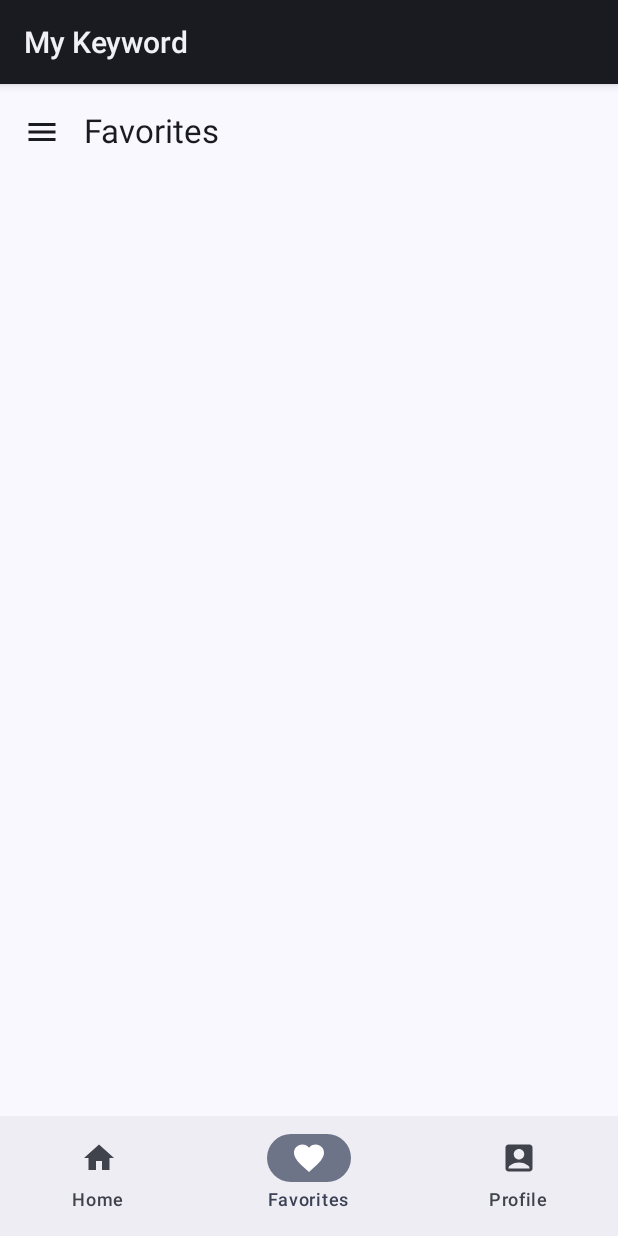
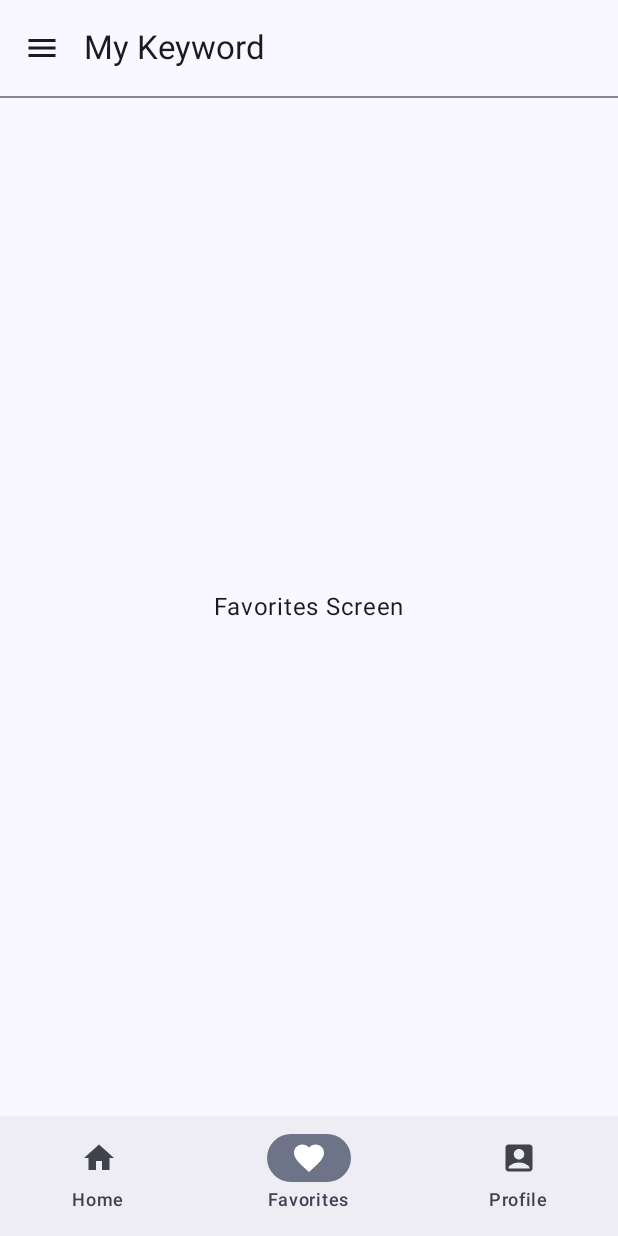
Before and after one commit to esummer9/mykeyword, an Android app built with Jetpack Compose: the screen it shows after launch (MainActivity), item 2 of the bottom bar chosen, on a phone screen of 412 x 824 dp. Run offline under Robolectric (Android 15) with nearby library versions, the phone set to English and light mode, and no system bars; our stand-ins replace navigation suite.

Commit message:
feature : 화면구성 중

```diff
--- a/app/src/main/java/com/ediapp/mykeyword/HelpActivity.kt
+++ b/app/src/main/java/com/ediapp/mykeyword/HelpActivity.kt
@@ -17,8 +17,8 @@ import androidx.compose.ui.Modifier
 import androidx.compose.ui.platform.LocalContext
 import com.ediapp.mykeyword.ui.theme.MyKeywordTheme
 
+@OptIn(ExperimentalMaterial3Api::class)
 class HelpActivity : ComponentActivity() {
-    @OptIn(ExperimentalMaterial3Api::class)
     override fun onCreate(savedInstanceState: Bundle?) {
         super.onCreate(savedInstanceState)
         setContent {
@@ -27,7 +27,7 @@ class HelpActivity : ComponentActivity() {
                 Scaffold(
                     topBar = {
                         TopAppBar(
-                            title = { Text("도움말") },
+                            title = { Text("Help") },
                             navigationIcon = {
                                 IconButton(onClick = { (context as? Activity)?.finish() }) {
                                     Icon(Icons.AutoMirrored.Filled.ArrowBack, contentDescription = "Back")
@@ -37,7 +37,7 @@ class HelpActivity : ComponentActivity() {
                     }
                 ) { innerPadding ->
                     Text(
-                        text = "도움말 화면",
+                        text = "Help 화면",
                         modifier = Modifier.padding(innerPadding)
                     )
                 }
--- a/app/src/main/java/com/ediapp/mykeyword/MainActivity.kt
+++ b/app/src/main/java/com/ediapp/mykeyword/MainActivity.kt
@@ -5,15 +5,22 @@ import android.os.Bundle
 import androidx.activity.ComponentActivity
 import androidx.activity.compose.setContent
 import androidx.activity.enableEdgeToEdge
+import androidx.compose.foundation.layout.Box
+import androidx.compose.foundation.layout.Column
+import androidx.compose.foundation.layout.WindowInsets
 import androidx.compose.foundation.layout.fillMaxSize
 import androidx.compose.foundation.layout.padding
 import androidx.compose.foundation.layout.size
+import androidx.compose.foundation.layout.systemBars
 import androidx.compose.material.icons.Icons
 import androidx.compose.material.icons.filled.AccountBox
 import androidx.compose.material.icons.filled.Favorite
 import androidx.compose.material.icons.filled.Home
 import androidx.compose.material.icons.filled.Menu
+import androidx.compose.material3.Divider
 import androidx.compose.material3.DrawerValue
+import androidx.compose.material3.DropdownMenu
+import androidx.compose.material3.DropdownMenuItem
 import androidx.compose.material3.ExperimentalMaterial3Api
 import androidx.compose.material3.Icon
 import androidx.compose.material3.IconButton
@@ -28,21 +35,22 @@ import androidx.compose.material3.rememberDrawerState
 import androidx.compose.runtime.Composable
 import androidx.compose.runtime.getValue
 import androidx.compose.runtime.mutableStateOf
+import androidx.compose.runtime.remember
 import androidx.compose.runtime.rememberCoroutineScope
 import androidx.compose.runtime.saveable.rememberSaveable
 import androidx.compose.runtime.setValue
 import androidx.compose.ui.Modifier
+import androidx.compose.ui.graphics.Color
 import androidx.compose.ui.graphics.vector.ImageVector
 import androidx.compose.ui.platform.LocalContext
 import androidx.compose.ui.res.painterResource
-import androidx.compose.ui.tooling.preview.Preview
 import androidx.compose.ui.tooling.preview.PreviewScreenSizes
-import com.ediapp.mykeyword.ui.theme.MyKeywordTheme
-import kotlinx.coroutines.launch
 import androidx.compose.ui.unit.dp
 import com.ediapp.mykeyword.ui.favorites.FavoritesScreen
 import com.ediapp.mykeyword.ui.home.HomeScreen
 import com.ediapp.mykeyword.ui.profile.ProfileScreen
+import com.ediapp.mykeyword.ui.theme.MyKeywordTheme
+import kotlinx.coroutines.launch
 
 class MainActivity : ComponentActivity() {
     override fun onCreate(savedInstanceState: Bundle?) {
@@ -65,39 +73,11 @@ fun MyKeywordApp() {
     val scope = rememberCoroutineScope()
     val context = LocalContext.current
 
+    var menuExpanded by remember { mutableStateOf(false) }
+
     ModalNavigationDrawer(
         drawerContent = {
-            ModalDrawerSheet {
-                NavigationDrawerItem(
-                    label = { Text("About") },
-                    selected = false,
-                    onClick = { context.startActivity(Intent(context, AboutActivity::class.java)) },
-                    icon = {Icon(
-                        painter = painterResource(R.drawable.about)
-                        , contentDescription = "About"
-                        , modifier = Modifier.size(24.dp))}
-                )
-                NavigationDrawerItem(
-                    label = { Text("도움말") },
-                    selected = false,
-                    onClick = { context.startActivity(Intent(context, HelpActivity::class.java)) },
-                    icon = { Icon(
-                        painter = painterResource(R.drawable.guidebook)
-                        , contentDescription = "도움말"
-                        , modifier = Modifier.size(24.dp))
-                   }
-                )
-                NavigationDrawerItem(
-                    label = { Text("오픈소스") },
-                    selected = false,
-                    onClick = { context.startActivity(Intent(context, OpenSourceActivity::class.java)) },
-                    icon = {Icon(
-                        painter = painterResource(R.drawable.open_source)
-                        , contentDescription = "오픈소스"
-                        , modifier = Modifier.size(24.dp))
-                    }
-                )
-            }
+
         },
         drawerState = drawerState
     ) {
@@ -121,18 +101,54 @@ fun MyKeywordApp() {
             Scaffold(
                 modifier = Modifier.fillMaxSize(),
                 topBar = {
+                    Column {
                         TopAppBar(
-                        title = { Text(text = currentDestination.label) },
+                            title = { Text(text = "My Keyword") },
                             navigationIcon = {
-                            IconButton(onClick = { scope.launch { drawerState.open() } }) {
+                                Box {
+                                    IconButton(onClick = { menuExpanded = true }) {
                                         Icon(Icons.Default.Menu, contentDescription = "Menu")
+                                    }
+                                    DropdownMenu(
+                                        expanded = menuExpanded,
+                                        onDismissRequest = { menuExpanded = false }
+                                    ) {
+                                        DropdownMenuItem(
+                                            text = { Text("어바웃") },
+                                            onClick = {
+                                                context.startActivity(Intent(context, AboutActivity::class.java))
+                                                menuExpanded = false
+                                            }
+                                        )
+
+                                        DropdownMenuItem(
+                                            text = { Text("도움말") },
+                                            onClick = {
+                                                context.startActivity(Intent(context, HelpActivity::class.java))
+                                                menuExpanded = false
+                                            }
+                                        )
+
+                                        DropdownMenuItem(
+                                            text = { Text("오픈소스") },
+                                            onClick = {
+                                                context.startActivity(Intent(context,
+                                                    OpenSourceActivity::class.java))
+                                                menuExpanded = false
+                                            }
+                                        )
+
+
+
+                                    }
                                 }
                             }
                         )
+                        Divider(color = Color.Gray, thickness = 1.dp)
                     }
-            ) { innerPadding ->
-                // TODO: Replace with a when statement to show the correct screen
-                // based on the currentDestination
+                }
+            ) { scaffoldPadding ->
+                Box(modifier = Modifier.padding(scaffoldPadding)) {
                     when (currentDestination) {
                         AppDestinations.HOME -> HomeScreen()
                         AppDestinations.FAVORITES -> FavoritesScreen()
@@ -142,6 +158,8 @@ fun MyKeywordApp() {
             }
         }
     }
+}
+
 
 enum class AppDestinations(
     val label: String,
--- a/app/src/main/java/com/ediapp/mykeyword/ui/favorites/FavoritesScreen.kt
+++ b/app/src/main/java/com/ediapp/mykeyword/ui/favorites/FavoritesScreen.kt
@@ -1,8 +1,18 @@
 package com.ediapp.mykeyword.ui.favorites
 
+import androidx.compose.foundation.layout.Box
+import androidx.compose.foundation.layout.fillMaxSize
+import androidx.compose.material3.Text
 import androidx.compose.runtime.Composable
+import androidx.compose.ui.Alignment
+import androidx.compose.ui.Modifier
 
 @Composable
-fun FavoritesScreen() {
-    // TODO: Implement Favorites Screen
+fun FavoritesScreen(modifier: Modifier = Modifier) {
+    Box(
+        modifier = modifier.fillMaxSize(),
+        contentAlignment = Alignment.Center
+    ) {
+        Text("Favorites Screen")
+    }
 }
--- a/app/src/main/java/com/ediapp/mykeyword/ui/home/HomeScreen.kt
+++ b/app/src/main/java/com/ediapp/mykeyword/ui/home/HomeScreen.kt
@@ -1,8 +1,18 @@
 package com.ediapp.mykeyword.ui.home
 
+import androidx.compose.foundation.layout.Box
+import androidx.compose.foundation.layout.fillMaxSize
+import androidx.compose.material3.Text
 import androidx.compose.runtime.Composable
+import androidx.compose.ui.Alignment
+import androidx.compose.ui.Modifier
 
 @Composable
-fun HomeScreen() {
-    // TODO: Implement Home Screen
+fun HomeScreen(modifier: Modifier = Modifier) {
+    Box(
+        modifier = modifier.fillMaxSize(),
+        contentAlignment = Alignment.Center
+    ) {
+        Text("Home Screen")
+    }
 }
```
Also changed, not shown: app/src/main/AndroidManifest.xml (+7 -4 lines), app/src/main/java/com/ediapp/mykeyword/ui/profile/ProfileScreen.kt (+12 -2 lines). Lines whose indentation alone changed are shown as unchanged.
